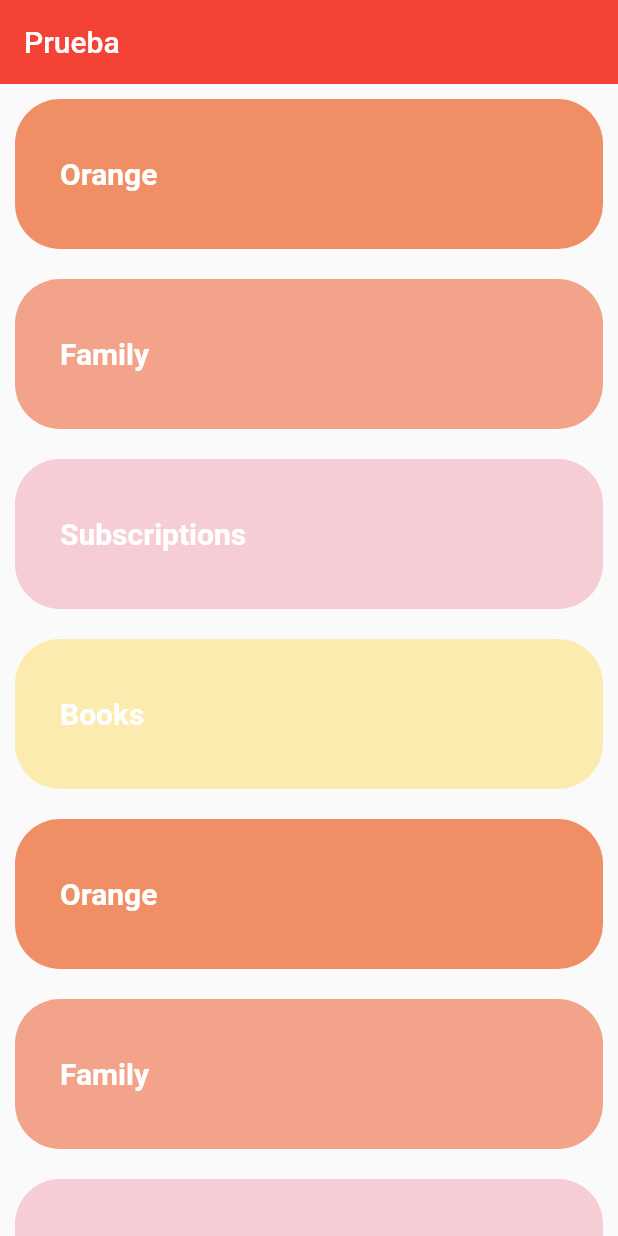
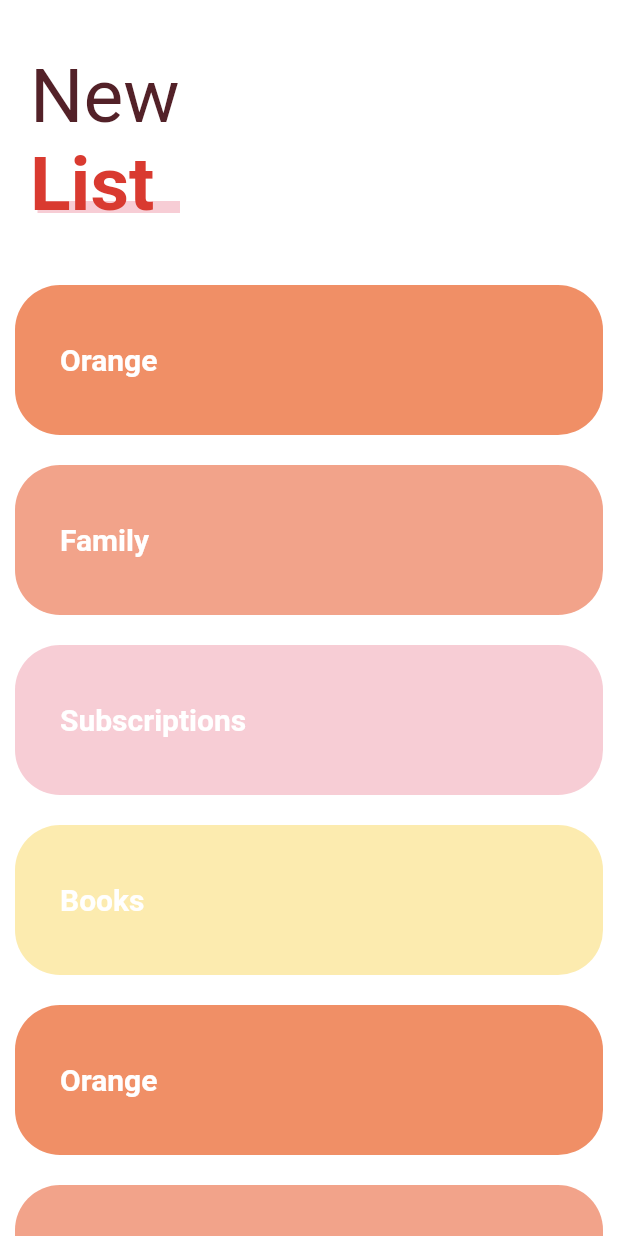
Before and after one commit to DavidBarcenas/flutter-layouts, a Flutter app: the screen it shows after launch, on a phone screen of 412 x 824 dp. Run offline on Flutter 3.47's test engine with Material 2 defaults, Android fonts, the phone set to English and light mode, and no system bars; our stand-ins replace animate_do, flutter_svg, font_awesome_flutter.

Commit message:
feat(sliver): Create custom sliver header

```diff
--- a/lib/pages/sliver_page.dart
+++ b/lib/pages/sliver_page.dart
@@ -3,7 +3,7 @@ import 'package:flutter/material.dart';
 class SliverPage extends StatelessWidget {
   @override
   Widget build(BuildContext context) {
-    return Scaffold(body: _MainScroll());
+    return Scaffold(backgroundColor: Colors.white, body: _MainScroll());
   }
 }
 
@@ -24,14 +24,60 @@ class _MainScroll extends StatelessWidget {
     return CustomScrollView(
       physics: BouncingScrollPhysics(),
       slivers: <Widget>[
-        SliverAppBar(
+        // SliverAppBar(
+        //   floating: true,
+        //   backgroundColor: Colors.red,
+        //   title: Text('Prueba'),
+        // ),
+        SliverPersistentHeader(
           floating: true,
-          backgroundColor: Colors.red,
-          title: Text('Prueba'),
+          delegate: _SliverCustom(
+              minHeight: 170,
+              maxHeight: 180,
+              child: Container(color: Colors.white, child: _Title())),
         ),
-        SliverList(delegate: SliverChildListDelegate(items))
+        SliverList(
+            delegate: SliverChildListDelegate([
+          ...items,
+          SizedBox(
+            height: 150,
+          )
+        ]))
       ],
     );
+  }
+}
+
+class _SliverCustom extends SliverPersistentHeaderDelegate {
+  final double minHeight, maxHeight;
+  final Widget child;
+
+  _SliverCustom(
+      {@required this.minHeight,
+      @required this.maxHeight,
+      @required this.child});
+
+  @override
+  Widget build(
+      BuildContext context, double shrinkOffset, bool overlapsContent) {
+    return SizedBox.expand(
+      child: child,
+    );
+  }
+
+  @override
+  // TODO: implement maxExtent
+  double get maxExtent => (minHeight > maxHeight) ? minHeight : maxHeight;
+
+  @override
+  // TODO: implement minExtent
+  double get minExtent => (maxHeight > minHeight) ? maxHeight : minHeight;
+
+  @override
+  bool shouldRebuild(_SliverCustom oldDelegate) {
+    return maxHeight != oldDelegate.maxHeight ||
+        minHeight != oldDelegate.minHeight ||
+        child != oldDelegate.child;
   }
 }
 
```
